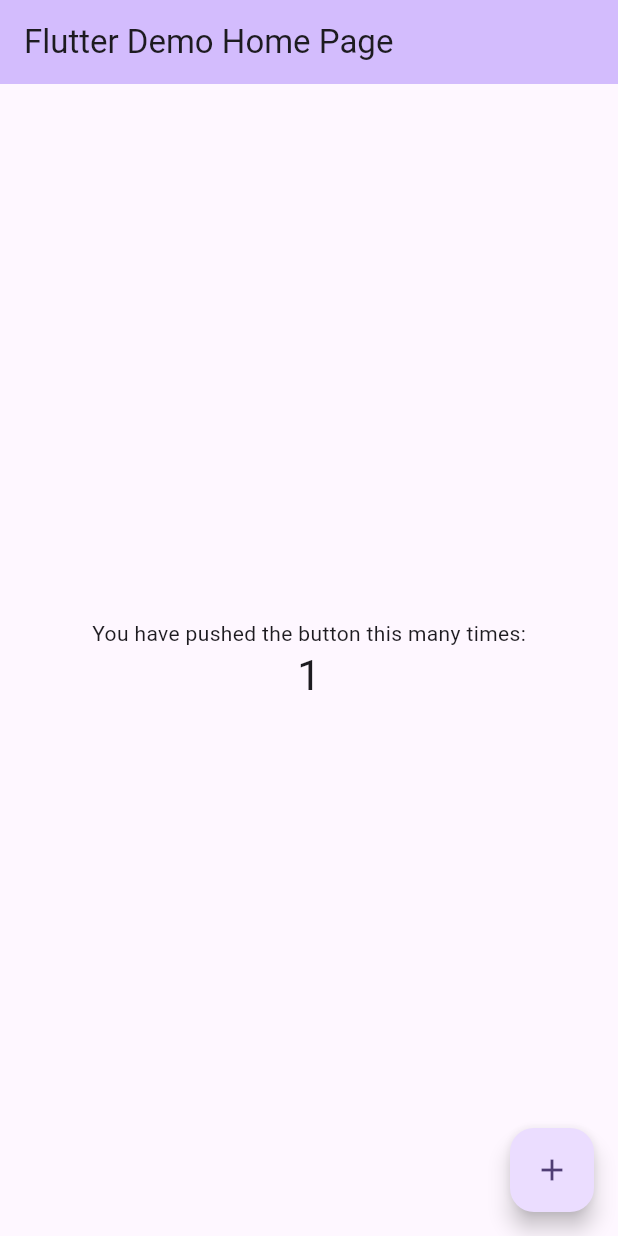
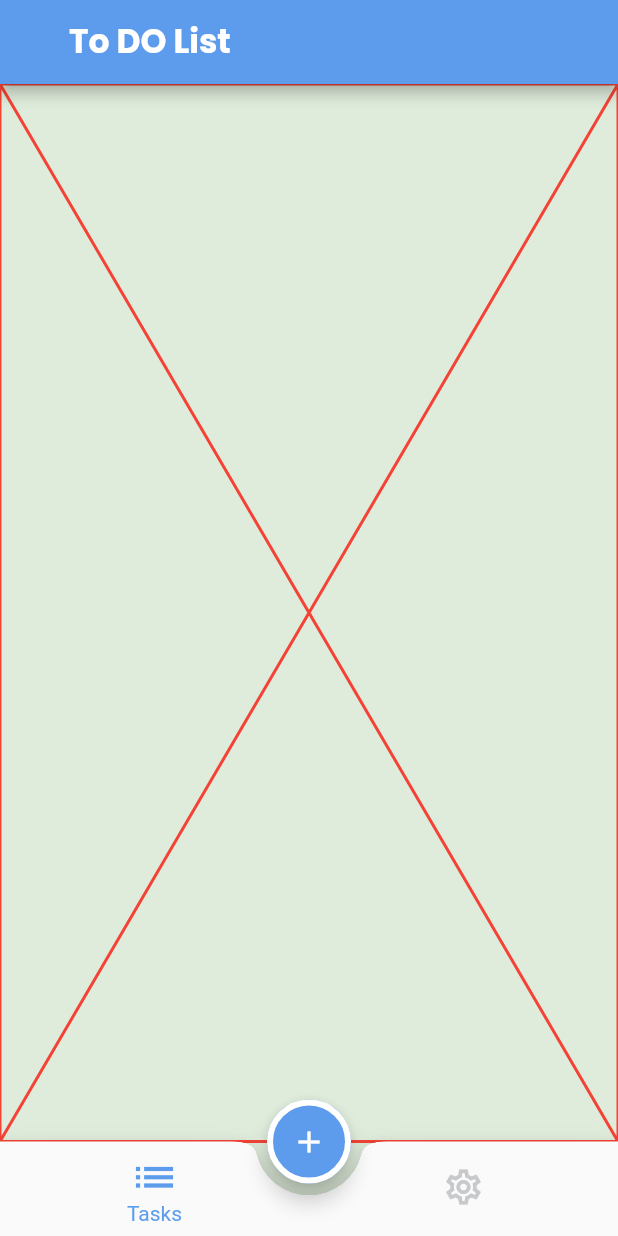
Before and after one commit to MahmoudHassan9/ToDo_app, a Flutter app: the screen it shows after launch, after a tap on the "add" icon, on a phone screen of 412 x 824 dp. Run offline on Flutter 3.47's test engine with Material 3 defaults, Android fonts, the phone set to English and light mode, and no system bars; our stand-ins replace google_fonts, shared_preferences; missing offline and left inert: dart:ffi.

Commit message:
+ settingsTab && provider

```diff
--- /dev/null
+++ b/lib/config/theme/app_theme.dart
@@ -0,0 +1,40 @@
+import 'package:flutter/material.dart';
+import 'package:todo_app/core/app_colors.dart';
+
+import '../../core/light_app_styles.dart';
+
+class AppTheme {
+  static ThemeData light = ThemeData(
+    primaryColor: AppColors.blue,
+    scaffoldBackgroundColor: AppColors.scaffold,
+    useMaterial3: false,
+    appBarTheme: AppBarTheme(
+      backgroundColor: AppColors.blue,
+      titleTextStyle: LightAppStyles.appBar,
+    ),
+    bottomNavigationBarTheme: const BottomNavigationBarThemeData(
+      type: BottomNavigationBarType.fixed,
+      showUnselectedLabels: false,
+      showSelectedLabels: true,
+      selectedItemColor: AppColors.blue,
+      unselectedItemColor: AppColors.grey,
+      selectedIconTheme: IconThemeData(
+        size: 33,
+      ),
+      unselectedIconTheme: IconThemeData(
+        size: 28,
+      ),
+    ),
+    floatingActionButtonTheme: const FloatingActionButtonThemeData(
+      backgroundColor: AppColors.blue,
+      shape: StadiumBorder(
+          side: BorderSide(
+        color: AppColors.white,
+        width: 4,
+      )),
+    ),
+  );
+  static ThemeData dark = ThemeData(
+    appBarTheme: const AppBarTheme(color: Colors.black, centerTitle: true),
+  );
+}
--- /dev/null
+++ b/lib/core/app_colors.dart
@@ -0,0 +1,11 @@
+import 'dart:ui';
+
+import 'package:flutter/material.dart';
+
+class AppColors {
+  static const Color blue = Color(0xFF5D9CEC);
+  static const Color white = Colors.white;
+  static const Color grey = Color(0xFFC8C9CB);
+  static const Color scaffold = Color(0xFFDFECDB);
+
+}
--- /dev/null
+++ b/lib/core/light_app_styles.dart
@@ -0,0 +1,22 @@
+import 'package:flutter/cupertino.dart';
+import 'package:flutter/material.dart';
+import 'package:google_fonts/google_fonts.dart';
+import 'package:todo_app/core/app_colors.dart';
+
+class LightAppStyles {
+  static TextStyle appBar = GoogleFonts.poppins(
+    fontSize: 22,
+    fontWeight: FontWeight.w700,
+    color: AppColors.white,
+  );
+  static TextStyle settingsTabLabel = GoogleFonts.poppins(
+    fontSize: 17,
+    fontWeight: FontWeight.w700,
+    color: Colors.black,
+  );
+  static TextStyle settingsTabListTileTitle = GoogleFonts.inter(
+    fontSize: 14,
+    fontWeight: FontWeight.w400,
+    color: AppColors.blue,
+  );
+}
--- a/lib/main.dart
+++ b/lib/main.dart
@@ -1,125 +1,18 @@
 import 'package:flutter/material.dart';
+import 'package:provider/provider.dart';
+import 'package:todo_app/providers/settings_tab_provider.dart';
+import 'package:todo_app/routing/app_router.dart';
+import 'package:todo_app/routing/app_routes.dart';
+
+import 'my_app/my_app.dart';
 
 void main() {
-  runApp(const MyApp());
+  runApp(
+    ChangeNotifierProvider(
+      create: (BuildContext context) => SettingsTabProvider()
+        ..getTheme()
+        ..getLanguage(),
+      child: const MyApp(),
+    ),
+  );
 }
-
-class MyApp extends StatelessWidget {
-  const MyApp({super.key});
-
-  // This widget is the root of your application.
-  @override
-  Widget build(BuildContext context) {
-    return MaterialApp(
-      title: 'Flutter Demo',
-      theme: ThemeData(
-        // This is the theme of your application.
-        //
-        // TRY THIS: Try running your application with "flutter run". You'll see
-        // the application has a purple toolbar. Then, without quitting the app,
-        // try changing the seedColor in the colorScheme below to Colors.green
-        // and then invoke "hot reload" (save your changes or press the "hot
-        // reload" button in a Flutter-supported IDE, or press "r" if you used
-        // the command line to start the app).
-        //
-        // Notice that the counter didn't reset back to zero; the application
-        // state is not lost during the reload. To reset the state, use hot
-        // restart instead.
-        //
-        // This works for code too, not just values: Most code changes can be
-        // tested with just a hot reload.
-        colorScheme: ColorScheme.fromSeed(seedColor: Colors.deepPurple),
-        useMaterial3: true,
-      ),
-      home: const MyHomePage(title: 'Flutter Demo Home Page'),
-    );
-  }
-}
-
-class MyHomePage extends StatefulWidget {
-  const MyHomePage({super.key, required this.title});
-
-  // This widget is the home page of your application. It is stateful, meaning
-  // that it has a State object (defined below) that contains fields that affect
-  // how it looks.
-
-  // This class is the configuration for the state. It holds the values (in this
-  // case the title) provided by the parent (in this case the App widget) and
-  // used by the build method of the State. Fields in a Widget subclass are
-  // always marked "final".
-
-  final String title;
-
-  @override
-  State<MyHomePage> createState() => _MyHomePageState();
-}
-
-class _MyHomePageState extends State<MyHomePage> {
-  int _counter = 0;
-
-  void _incrementCounter() {
-    setState(() {
-      // This call to setState tells the Flutter framework that something has
-      // changed in this State, which causes it to rerun the build method below
-      // so that the display can reflect the updated values. If we changed
-      // _counter without calling setState(), then the build method would not be
-      // called again, and so nothing would appear to happen.
-      _counter++;
-    });
-  }
-
-  @override
-  Widget build(BuildContext context) {
-    // This method is rerun every time setState is called, for instance as done
-    // by the _incrementCounter method above.
-    //
-    // The Flutter framework has been optimized to make rerunning build methods
-    // fast, so that you can just rebuild anything that needs updating rather
-    // than having to individually change instances of widgets.
-    return Scaffold(
-      appBar: AppBar(
-        // TRY THIS: Try changing the color here to a specific color (to
-        // Colors.amber, perhaps?) and trigger a hot reload to see the AppBar
-        // change color while the other colors stay the same.
-        backgroundColor: Theme.of(context).colorScheme.inversePrimary,
-        // Here we take the value from the MyHomePage object that was created by
-        // the App.build method, and use it to set our appbar title.
-        title: Text(widget.title),
-      ),
-      body: Center(
-        // Center is a layout widget. It takes a single child and positions it
-        // in the middle of the parent.
-        child: Column(
-          // Column is also a layout widget. It takes a list of children and
-          // arranges them vertically. By default, it sizes itself to fit its
-          // children horizontally, and tries to be as tall as its parent.
-          //
-          // Column has various properties to control how it sizes itself and
-          // how it positions its children. Here we use mainAxisAlignment to
-          // center the children vertically; the main axis here is the vertical
-          // axis because Columns are vertical (the cross axis would be
-          // horizontal).
-          //
-          // TRY THIS: Invoke "debug painting" (choose the "Toggle Debug Paint"
-          // action in the IDE, or press "p" in the console), to see the
-          // wireframe for each widget.
-          mainAxisAlignment: MainAxisAlignment.center,
-          children: <Widget>[
-            const Text(
-              'You have pushed the button this many times:',
-            ),
-            Text(
-              '$_counter',
-              style: Theme.of(context).textTheme.headlineMedium,
-            ),
-          ],
-        ),
-      ),
-      floatingActionButton: FloatingActionButton(
-        onPressed: _incrementCounter,
-        tooltip: 'Increment',
-        child: const Icon(Icons.add),
-      ), // This trailing comma makes auto-formatting nicer for build methods.
-    );
-  }
-}
--- /dev/null
+++ b/lib/my_app/my_app.dart
@@ -0,0 +1,25 @@
+import 'package:flutter/cupertino.dart';
+import 'package:flutter/material.dart';
+import 'package:provider/provider.dart';
+import 'package:todo_app/providers/settings_tab_provider.dart';
+
+import '../config/theme/app_theme.dart';
+import '../routing/app_router.dart';
+import '../routing/app_routes.dart';
+
+class MyApp extends StatelessWidget {
+  const MyApp({super.key});
+
+  @override
+  Widget build(BuildContext context) {
+    SettingsTabProvider settingsTabProvider = Provider.of(context);
+    return MaterialApp(
+      theme: AppTheme.light,
+      darkTheme: AppTheme.dark,
+      themeMode: ThemeMode.light,
+      debugShowCheckedModeBanner: false,
+      onGenerateRoute: AppRouter.router,
+      initialRoute: AppRoutes.home,
+    );
+  }
+}
--- /dev/null
+++ b/lib/presentation/screens/home/home_screen.dart
@@ -0,0 +1,75 @@
+import 'package:flutter/cupertino.dart';
+import 'package:flutter/material.dart';
+import 'package:todo_app/core/app_colors.dart';
+import 'package:todo_app/presentation/screens/home/tabs/settings_tab/settings_tab.dart';
+import 'package:todo_app/presentation/screens/home/tabs/tasks_tab/tasks_tab.dart';
+
+class HomeScreen extends StatefulWidget {
+  const HomeScreen({super.key});
+
+  @override
+  State<HomeScreen> createState() => _HomeScreenState();
+}
+
+class _HomeScreenState extends State<HomeScreen> {
+  int currentIndex = 0;
+  List<Widget> tabs = const [
+    TasksTab(),
+    SettingsTab(),
+  ];
+
+  @override
+  Widget build(BuildContext context) {
+    return Scaffold(
+      appBar: AppBar(
+        title: const Padding(
+          padding: EdgeInsets.symmetric(
+            horizontal: 30,
+          ),
+          child: Text(
+            'To DO List',
+          ),
+        ),
+      ),
+      body: tabs[currentIndex],
+      floatingActionButton: buildFloatingActionButton(),
+      floatingActionButtonLocation: FloatingActionButtonLocation.centerDocked,
+      bottomNavigationBar: buildBottomNavBar(),
+    );
+  }
+
+  Widget buildBottomNavBar() => BottomAppBar(
+        shape: const CircularNotchedRectangle(),
+        notchMargin: 8,
+        clipBehavior: Clip.hardEdge,
+        child: BottomNavigationBar(
+          currentIndex: currentIndex,
+          onTap: (index) {
+            currentIndex = index;
+            setState(() {});
+          },
+          items: const [
+            BottomNavigationBarItem(
+              icon: Icon(
+                Icons.list,
+              ),
+              label: 'Tasks',
+            ),
+            BottomNavigationBarItem(
+              icon: Icon(
+                Icons.settings_outlined,
+              ),
+              label: 'Settings',
+            ),
+          ],
+        ),
+      );
+
+  Widget buildFloatingActionButton() => FloatingActionButton(
+
+        onPressed: () {},
+        child: const Icon(
+          Icons.add,
+        ),
+      );
+}
--- /dev/null
+++ b/lib/presentation/screens/home/tabs/tasks_tab/tasks_tab.dart
@@ -0,0 +1,11 @@
+import 'package:flutter/cupertino.dart';
+import 'package:flutter/material.dart';
+
+class TasksTab extends StatelessWidget {
+  const TasksTab({super.key});
+
+  @override
+  Widget build(BuildContext context) {
+    return Placeholder(color: Colors.red,);
+  }
+}
--- /dev/null
+++ b/lib/providers/settings_tab_provider.dart
@@ -0,0 +1,73 @@
+import 'package:flutter/material.dart';
+import 'package:shared_preferences/shared_preferences.dart';
+
+class SettingsTabProvider extends ChangeNotifier {
+  ThemeMode currentTheme = ThemeMode.light;
+
+  bool get isLight => currentTheme == ThemeMode.light;
+
+  String get theme => currentTheme == ThemeMode.light ? 'Light' : 'Dark';
+
+  String get lang => languageCode == 'en' ? 'English' : 'العربية';
+
+  void changeTheme(String? val) {
+    if ((val == null) ||
+        (theme == 'Dark' && val == 'dark') ||
+        (theme == 'Light' && val == 'light')) return;
+    if (val == 'dark') {
+      currentTheme = ThemeMode.dark;
+    } else {
+      currentTheme = ThemeMode.light;
+    }
+    saveTheme();
+    notifyListeners();
+  }
+
+  void saveTheme() async {
+    SharedPreferences prefs = await SharedPreferences.getInstance();
+    if (currentTheme == ThemeMode.dark) {
+      prefs.setString('theme', 'isDark');
+    } else {
+      prefs.setString('theme', 'isLight');
+    }
+  }
+
+  void getTheme() async {
+    SharedPreferences prefs = await SharedPreferences.getInstance();
+    String saveTheme = prefs.getString('theme') ?? 'isLight';
+    if (saveTheme == 'isDark') {
+      currentTheme = ThemeMode.dark;
+    } else {
+      currentTheme = ThemeMode.light;
+    }
+    notifyListeners();
+  }
+
+  String languageCode = 'en';
+
+  void changeLanguage(String? value) {
+    languageCode = value ?? languageCode;
+    saveLanguage();
+    notifyListeners();
+  }
+
+  void saveLanguage() async {
+    SharedPreferences prefs = await SharedPreferences.getInstance();
+    if (languageCode == 'en') {
+      prefs.setString('lang', 'en');
+    } else {
+      prefs.setString('lang', 'ar');
+    }
+  }
+
+  void getLanguage() async {
+    SharedPreferences prefs = await SharedPreferences.getInstance();
+    String lang = prefs.getString('lang') ?? 'en';
+    if (lang == 'en') {
+      languageCode = 'en';
+    } else {
+      languageCode = 'ar';
+    }
+    notifyListeners();
+  }
+}
--- /dev/null
+++ b/lib/routing/app_router.dart
@@ -0,0 +1,17 @@
+import 'package:flutter/cupertino.dart';
+import 'package:flutter/material.dart';
+
+import '../presentation/screens/home/home_screen.dart';
+import 'app_routes.dart';
+
+class AppRouter {
+  static Route? router(RouteSettings routeSettings) {
+    switch (routeSettings.name) {
+      case AppRoutes.home:
+        return MaterialPageRoute(
+          builder: (context) => const HomeScreen(),
+        );
+    }
+    return null;
+  }
+}
--- /dev/null
+++ b/lib/routing/app_routes.dart
@@ -0,0 +1,3 @@
+class AppRoutes {
+  static const home = '/home';
+}
--- a/pubspec.yaml
+++ b/pubspec.yaml
@@ -35,6 +35,9 @@ dependencies:
   # The following adds the Cupertino Icons font to your application.
   # Use with the CupertinoIcons class for iOS style icons.
   cupertino_icons: ^1.0.8
+  google_fonts: ^6.2.1
+  provider: ^6.1.2
+  shared_preferences: ^2.2.2
 
 dev_dependencies:
   flutter_test:
```
Also changed, not shown: lib/presentation/screens/home/tabs/settings_tab/settings_tab.dart (added, +120 -0 lines), lib/presentation/screens/home/tabs/settings_tab/widgets/settings_tab_widget.dart (added, +41 -0 lines), pubspec.lock, 1 other file.
